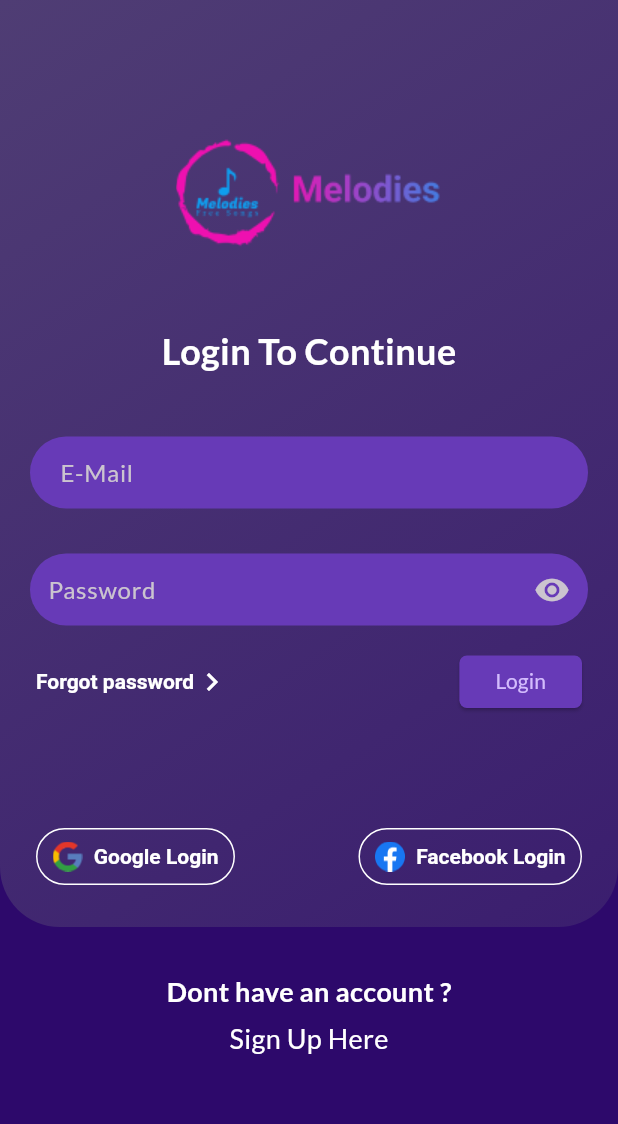
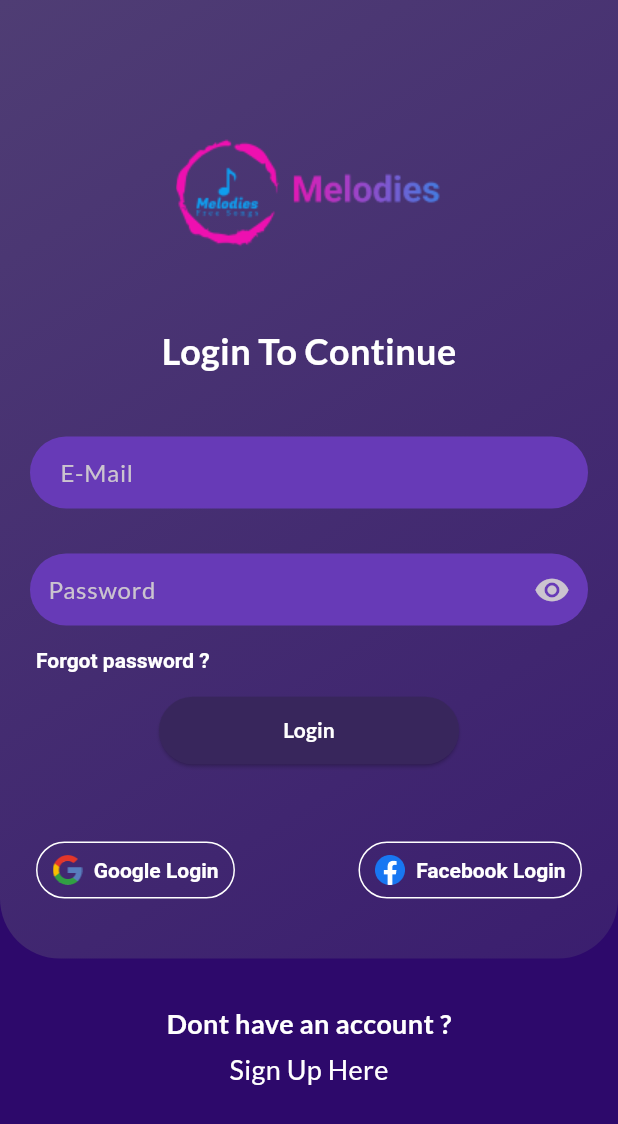
Before and after one commit to fezeboris/musiclingo, a Flutter app: the screen it shows after launch, on a phone screen of 412 x 824 dp. Shown: the top 1124 px of the screen. Run offline on Flutter 3.47's test engine with Material 3 defaults, Android fonts, the phone set to English and light mode, and no system bars; our stand-ins replace google_fonts.

Commit message:
registration screen

```diff
--- a/lib/screens/login.dart
+++ b/lib/screens/login.dart
@@ -1,4 +1,5 @@
 import 'package:flutter/material.dart';
+import 'package:musiclingo/screens/register.dart';
 
 class LoginScreen extends StatelessWidget {
   const LoginScreen({super.key});
@@ -11,7 +12,8 @@ class LoginScreen extends StatelessWidget {
           child: Column(
             children: [
               Container(
-                height: MediaQuery.of(context).size.height * 0.75,
+                padding: const EdgeInsets.only(bottom: 40),
+                // height: MediaQuery.of(context).size.height * 0.75,
                 width: double.infinity,
                 decoration: BoxDecoration(
                     borderRadius: const BorderRadius.only(
@@ -97,48 +99,45 @@ class LoginScreen extends StatelessWidget {
                                   EdgeInsets.fromLTRB(12.0, 12.0, 12.0, 12.0),
                             )),
                       ),
-                      const SizedBox(
-                        height: 20,
-                      ),
-                      Padding(
-                        padding: const EdgeInsets.symmetric(horizontal: 24.0),
-                        child: Row(
-                          mainAxisAlignment: MainAxisAlignment.spaceBetween,
-                          children: [
-                            InkWell(
+
+                      Container(
+                        width: double.infinity,
+                        padding: const EdgeInsets.symmetric(
+                            horizontal: 24, vertical: 15),
+                        child: InkWell(
                           onTap: () {},
                           child: RichText(
                             text: const TextSpan(
-                                    text: 'Forgot password',
+                              text: 'Forgot password ?',
                               style: TextStyle(
                                   color: Colors.white,
                                   fontWeight: FontWeight.bold),
-                                    children: <InlineSpan>[
-                                      WidgetSpan(
-                                        alignment: PlaceholderAlignment.middle,
-                                        child: Icon(Icons.chevron_right),
-                                      )
-                                    ]),
                             ),
                           ),
-                            SizedBox(
-                              height: 35,
+                        ),
+                      ),
+                      Container(
+                        width: double.infinity,
+                        alignment: Alignment.center,
+                        decoration: BoxDecoration(
+                            // color: Colors.deepPurple,
+                            borderRadius: BorderRadius.circular(50)),
                         child: ElevatedButton(
                           style: ElevatedButton.styleFrom(
-                                  backgroundColor: Colors.deepPurple,
-                                  shape: RoundedRectangleBorder(
-                                    borderRadius: BorderRadius.circular(5.0),
+                              minimumSize: const Size(200, 45),
+                              backgroundColor:
+                                  Theme.of(context).colorScheme.onPrimary),
+                          onPressed: () {},
+                          child: const Text(
+                            'Login',
+                            style: TextStyle(
+                                color: Colors.white,
+                                fontWeight: FontWeight.bold),
                           ),
-                                ),
-                                onPressed: () {},
-                                child: const Text('Login'),
-                              ),
-                            )
-                          ],
                         ),
                       ),
                       const SizedBox(
-                        height: 80,
+                        height: 50,
                       ),
                       Padding(
                         padding: const EdgeInsets.symmetric(horizontal: 24.0),
@@ -237,9 +236,15 @@ class LoginScreen extends StatelessWidget {
                         height: 5,
                       ),
                       GestureDetector(
+                        child: GestureDetector(
+                          onTap: () {
+                            Navigator.of(context).push(MaterialPageRoute(
+                                builder: (context) => const Registration()));
+                          },
                           child: const Text(
                             'Sign Up Here',
                             style: TextStyle(color: Colors.white, fontSize: 18),
+                          ),
                         ),
                       ),
                     ],
```
Also changed, not shown: lib/screens/register.dart (+237 -0 lines). Lines whose indentation alone changed are shown as unchanged.
